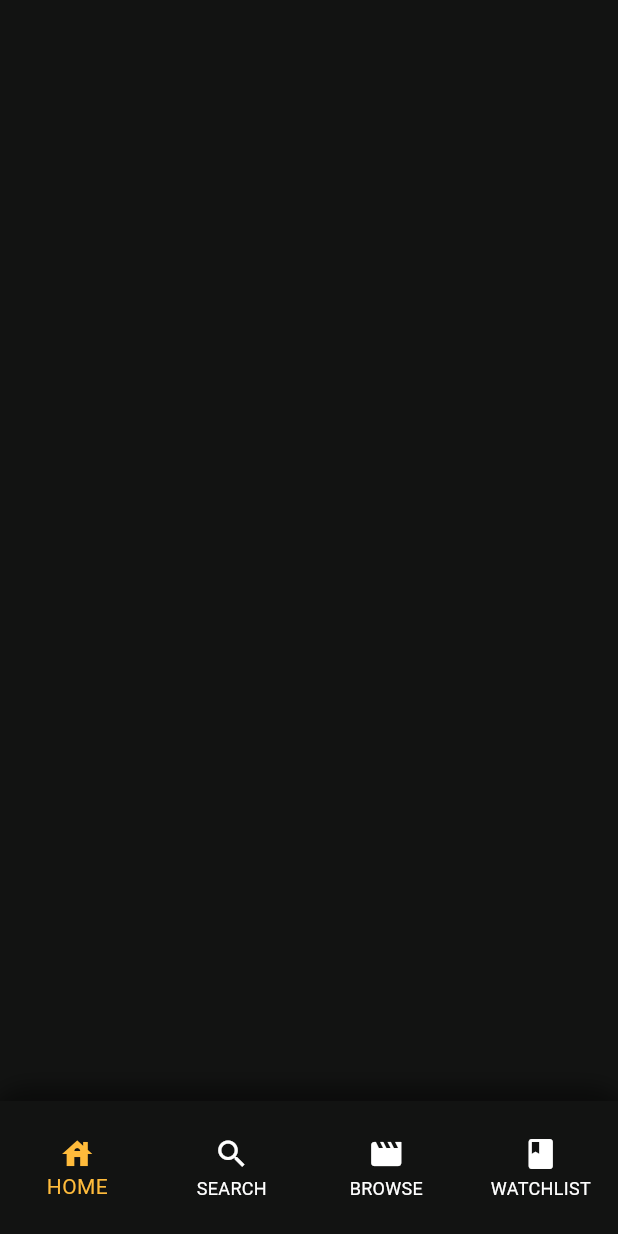
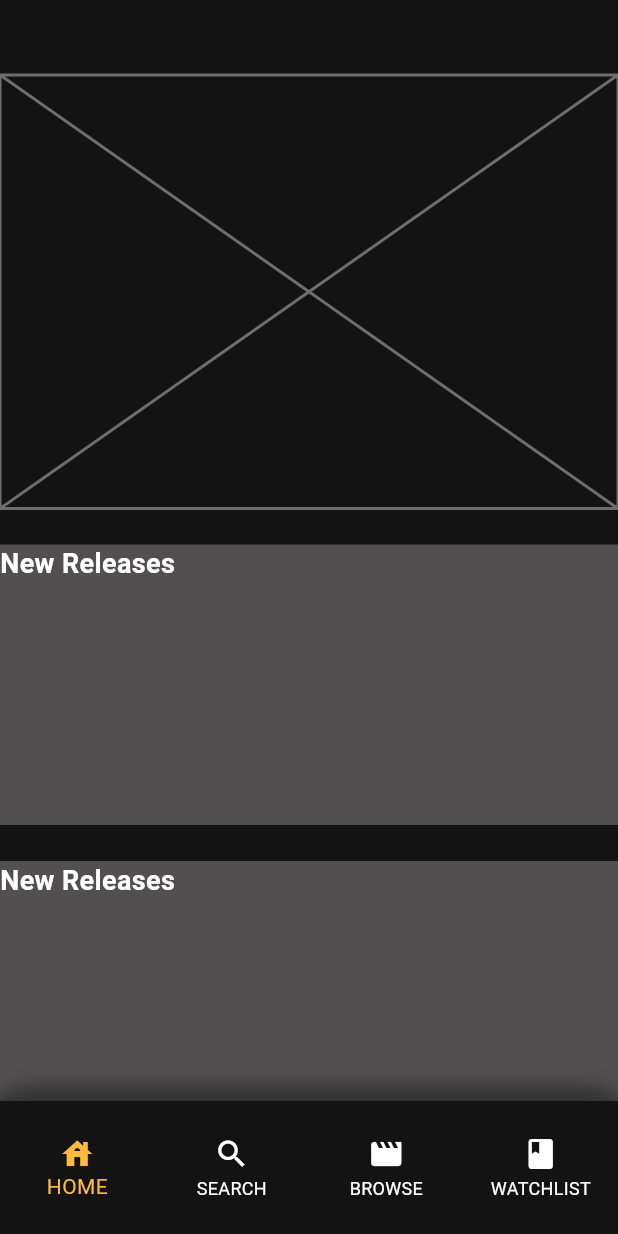
Before and after one commit to AhmedM81992/Movies, a Flutter app: the screen it shows after launch, on a phone screen of 412 x 824 dp. Run offline on Flutter 3.47's test engine with Material 3 defaults, Android fonts, the phone set to English and light mode, and no system bars; our stand-ins replace flutter_dotenv, google_fonts.

Commit message:
updated UI (basic)

```diff
--- a/lib/providers/my_provider.dart
+++ b/lib/providers/my_provider.dart
@@ -1,12 +1,13 @@
 import 'package:flutter/material.dart';
 import 'package:movies_app/screens/home_screen.dart';
 import 'package:movies_app/screens/tabs/browse_tab.dart';
+import 'package:movies_app/screens/tabs/home_tab.dart';
 import 'package:movies_app/screens/tabs/search_tab.dart';
 import 'package:movies_app/screens/tabs/watch_list_tab.dart';
 
 class MyProvider extends ChangeNotifier {
   int index = 0;
-  List<Widget> tabs = [HomeScreen(), SearchTab(), BrowseTab(), WatchListTab()];
+  List<Widget> tabs = [HomeTab(), SearchTab(), BrowseTab(), WatchListTab()];
 
   void changeIndex(int value) {
     index = value;
--- a/lib/screens/home_screen.dart
+++ b/lib/screens/home_screen.dart
@@ -3,15 +3,24 @@ import 'package:movies_app/providers/my_provider.dart';
 import 'package:movies_app/shared/styles/my_theme_data.dart';
 import 'package:provider/provider.dart';
 
-class HomeScreen extends StatelessWidget {
+class HomeScreen extends StatefulWidget {
   static const String routeName = "Home";
   const HomeScreen({super.key});
 
+  @override
+  State<HomeScreen> createState() => _HomeScreenState();
+}
+
+class _HomeScreenState extends State<HomeScreen> {
+  int index = 0;
   @override
   Widget build(BuildContext context) {
     var provider = Provider.of<MyProvider>(context);
     return Scaffold(
       backgroundColor: MyThemeData.primaryColor,
+      body: Container(
+        child: provider.tabs[provider.index],
+      ),
       bottomNavigationBar: Container(
         height: 90,
         width: double.infinity,
@@ -36,14 +45,16 @@ class HomeScreen extends StatelessWidget {
             type: BottomNavigationBarType.fixed,
             backgroundColor: MyThemeData.primaryColor,
             onTap: (value) {
-              provider.changeIndex(value);
+              setState(() {
+                provider.changeIndex(value);
+              });
             },
             currentIndex: provider.index,
-            selectedItemColor: MyThemeData.SelectedColor,
+            selectedItemColor: MyThemeData.selectedColor,
             showSelectedLabels: true,
             showUnselectedLabels: true,
             unselectedItemColor: MyThemeData.whiteColor,
-            selectedIconTheme: IconThemeData(color: MyThemeData.SelectedColor),
+            selectedIconTheme: IconThemeData(color: MyThemeData.selectedColor),
             items: [
               BottomNavigationBarItem(icon: Icon(Icons.house), label: "HOME"),
               BottomNavigationBarItem(
--- /dev/null
+++ b/lib/screens/tabs/home_tab.dart
@@ -0,0 +1,75 @@
+import 'package:flutter/cupertino.dart';
+import 'package:flutter/material.dart';
+import 'package:movies_app/shared/styles/my_theme_data.dart';
+
+class HomeTab extends StatelessWidget {
+  const HomeTab({super.key});
+
+  @override
+  Widget build(BuildContext context) {
+    return Padding(
+      padding: const EdgeInsets.only(top: 50),
+      child: Column(children: [
+        Placeholder(
+          fallbackHeight: 289,
+          fallbackWidth: 412,
+          color: Colors.white38,
+        ),
+        SizedBox(height: 24),
+        Container(
+          color: MyThemeData.searchBox,
+          width: 420,
+          height: 187,
+          child: Column(
+            crossAxisAlignment: CrossAxisAlignment.start,
+            children: [
+              Text(
+                'New Releases', // Title
+                style: TextStyle(
+                    fontSize: 18,
+                    fontWeight: FontWeight.bold,
+                    color: Colors.white),
+              ),
+              Expanded(
+                child: ListView.builder(
+                  itemCount: 0, // Set the itemCount to 0 for an empty list
+                  itemBuilder: (BuildContext context, int index) {
+                    // This function won't be called since the itemCount is 0
+                    return Container(); // Return an empty container
+                  },
+                ),
+              ),
+            ],
+          ),
+        ),
+        SizedBox(height: 24),
+        Container(
+          color: MyThemeData.searchBox,
+          width: 420,
+          height: 187,
+          child: Column(
+            crossAxisAlignment: CrossAxisAlignment.start,
+            children: [
+              Text(
+                'New Releases', // Title
+                style: TextStyle(
+                    fontSize: 18,
+                    fontWeight: FontWeight.bold,
+                    color: Colors.white),
+              ),
+              Expanded(
+                child: ListView.builder(
+                  itemCount: 1, // Set the itemCount to 0 for an empty list
+                  itemBuilder: (BuildContext context, int index) {
+                    // This function won't be called since the itemCount is 0
+                    return Container(); // Return an empty container
+                  },
+                ),
+              ),
+            ],
+          ),
+        ),
+      ]),
+    );
+  }
+}
--- a/lib/shared/styles/my_theme_data.dart
+++ b/lib/shared/styles/my_theme_data.dart
@@ -14,7 +14,8 @@ class MyThemeData {
   static const Color greyColor = Color(0xFFC8C9CB);
   static const Color redColor = Color(0xFFaf000f);
   static const Color anotherBlack = Color(0xFF42505C);
-  static const Color SelectedColor = Color(0xFFFFBB3B);
+  static const Color selectedColor = Color(0xFFFFBB3B);
+  static const Color searchBox = Color(0xFF514F4F);
 
   static ThemeData lightTheme = ThemeData(
     textTheme: TextTheme(
--- a/pubspec.yaml
+++ b/pubspec.yaml
@@ -64,8 +64,9 @@ flutter:
   uses-material-design: true
 
   # To add assets to your application, add an assets section, like this:
-  # assets:
-  #   - images/a_dot_burr.jpeg
+  assets:
+    - assets/images/
+    - assets/images/splash/
   #   - images/a_dot_ham.jpeg
 
   # An image asset can refer to one or more resolution-specific "variants", see
```
Also changed, not shown: lib/screens/tabs/browse_tab.dart (+35 -1 lines), lib/screens/tabs/search_tab.dart (+62 -3 lines), assets/images/novideo.png (added).
